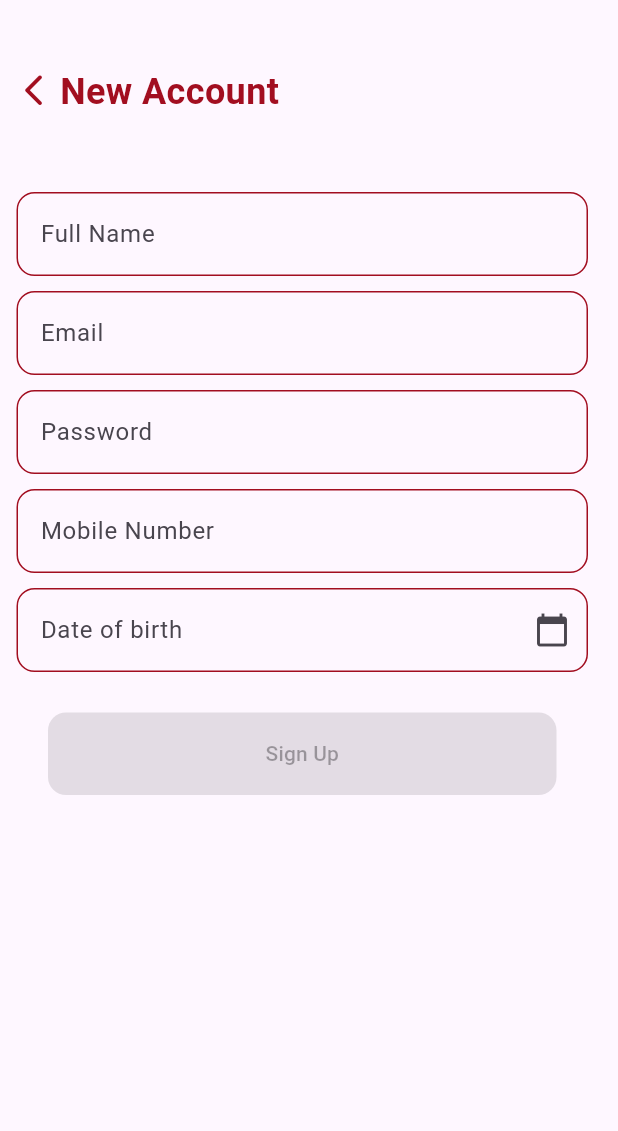
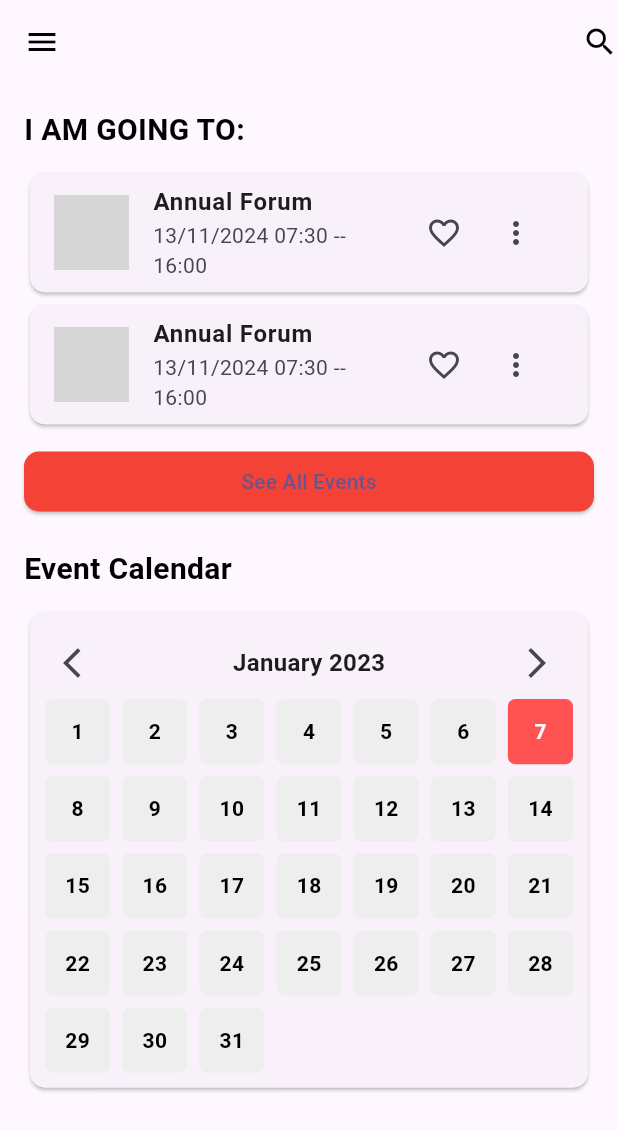
Before and after one commit to MolkaSahli/Mobile_App, a Flutter app: the screen it shows after launch, on a phone screen of 412 x 824 dp. Shown: the top 1131 px of the screen. Run offline on Flutter 3.47's test engine with Material 3 defaults, Android fonts, the phone set to English and light mode, and no system bars; grey boxes are pictures that could not be loaded.

Commit message:
Page Home in progress

```diff
--- a/lib/main.dart
+++ b/lib/main.dart
@@ -1,3 +1,4 @@
+import 'package:eventify/screens/home.dart';
 import 'package:eventify/screens/login.dart';
 import 'package:flutter/material.dart';
 
@@ -18,7 +19,7 @@ class MyApp extends StatelessWidget {
         colorScheme: ColorScheme.fromSeed(seedColor: Colors.deepPurple),
         useMaterial3: true,
       ),
-      home: loginScreen(),
+      home: Home(),
     );
   }
 }
--- /dev/null
+++ b/lib/screens/home.dart
@@ -0,0 +1,169 @@
+import 'package:flutter/material.dart';
+
+class Home extends StatefulWidget {
+  const Home({super.key});
+
+  @override
+  State<Home> createState() => _MyWidgetState();
+}
+
+class _MyWidgetState extends State<Home> {
+  @override
+  Widget build(BuildContext context) {
+    return Scaffold(
+      appBar: AppBar(
+        elevation: 0,
+        backgroundColor: Colors.transparent,
+        leading: Icon(Icons.menu, color: Colors.black),
+        actions: [
+          Icon(Icons.search, color: Colors.black),
+        ],
+      ),
+      body: Padding(
+        padding: const EdgeInsets.all(16.0),
+        child: SingleChildScrollView(
+          child: Column(
+            crossAxisAlignment: CrossAxisAlignment.start,
+            children: [
+              // "I AM GOING TO:" Section
+              Text(
+                "I AM GOING TO:",
+                style: TextStyle(
+                  fontSize: 20,
+                  fontWeight: FontWeight.bold,
+                  color: Colors.black,
+                ),
+              ),
+              const SizedBox(height: 10),
+              // Event List
+              Column(
+                children: List.generate(2, (index) {
+                  return Card(
+                    shape: RoundedRectangleBorder(
+                      borderRadius: BorderRadius.circular(10),
+                    ),
+                    child: ListTile(
+                      leading: Image.asset(
+                        'assets/images/event_image.png', // Replace with your image path
+                        width: 50,
+                        height: 50,
+                        fit: BoxFit.cover,
+                      ),
+                      title: Text(
+                        'Annual Forum',
+                        style: TextStyle(
+                          fontWeight: FontWeight.bold,
+                          fontSize: 16,
+                        ),
+                      ),
+                      subtitle: Text('13/11/2024 07:30 -- 16:00'),
+                      trailing: Row(
+                        mainAxisSize: MainAxisSize.min,
+                        children: [
+                          IconButton(
+                            icon: Icon(Icons.favorite_border),
+                            onPressed: () {},
+                          ),
+                          IconButton(
+                            icon: Icon(Icons.more_vert),
+                            onPressed: () {},
+                          ),
+                        ],
+                      ),
+                    ),
+                  );
+                }),
+              ),
+              const SizedBox(height: 10),
+              ElevatedButton(
+                onPressed: () {
+                  // Navigate to all events page
+                },
+                style: ElevatedButton.styleFrom(
+                  backgroundColor: Colors.red,
+                  shape: RoundedRectangleBorder(
+                    borderRadius: BorderRadius.circular(10),
+                  ),
+                ),
+                child: Center(
+                  child: Text("See All Events"),
+                ),
+              ),
+              const SizedBox(height: 20),
+              // Event Calendar Section
+              Text(
+                "Event Calendar",
+                style: TextStyle(
+                  fontSize: 20,
+                  fontWeight: FontWeight.bold,
+                  color: Colors.black,
+                ),
+              ),
+              const SizedBox(height: 10),
+              Card(
+                shape: RoundedRectangleBorder(
+                  borderRadius: BorderRadius.circular(10),
+                ),
+                child: Padding(
+                  padding: const EdgeInsets.all(10.0),
+                  child: Column(
+                    children: [
+                      Row(
+                        mainAxisAlignment: MainAxisAlignment.spaceBetween,
+                        children: [
+                          IconButton(
+                            icon: Icon(Icons.arrow_back_ios),
+                            onPressed: () {},
+                          ),
+                          Text(
+                            "January 2023",
+                            style: TextStyle(
+                              fontSize: 16,
+                              fontWeight: FontWeight.bold,
+                            ),
+                          ),
+                          IconButton(
+                            icon: Icon(Icons.arrow_forward_ios),
+                            onPressed: () {},
+                          ),
+                        ],
+                      ),
+                      GridView.builder(
+                        physics: NeverScrollableScrollPhysics(),
+                        shrinkWrap: true,
+                        gridDelegate: SliverGridDelegateWithFixedCrossAxisCount(
+                          crossAxisCount: 7,
+                          mainAxisSpacing: 8,
+                          crossAxisSpacing: 8,
+                        ),
+                        itemCount: 31,
+                        itemBuilder: (context, index) {
+                          return Container(
+                            alignment: Alignment.center,
+                            decoration: BoxDecoration(
+                              color: index == 6
+                                  ? Colors.redAccent
+                                  : Colors.grey.shade200,
+                              borderRadius: BorderRadius.circular(5),
+                            ),
+                            child: Text(
+                              '${index + 1}',
+                              style: TextStyle(
+                                color: index == 6 ? Colors.white : Colors.black,
+                                fontWeight: FontWeight.bold,
+                              ),
+                            ),
+                          );
+                        },
+                      ),
+                    ],
+                  ),
+                ),
+              ),
+            ],
+          ),
+        ),
+      ),
+    );
+  }
+}
--- a/lib/screens/login.dart
+++ b/lib/screens/login.dart
@@ -8,7 +8,7 @@ class loginScreen extends StatefulWidget {
 }
 
 class _loginScreenState extends State<loginScreen> {
-  var isLogin = false;
+  var isLogin = true;
   var datePicked=DateTime.now();
   TextEditingController _dateController=TextEditingController();
   void showCalendar(){
```
